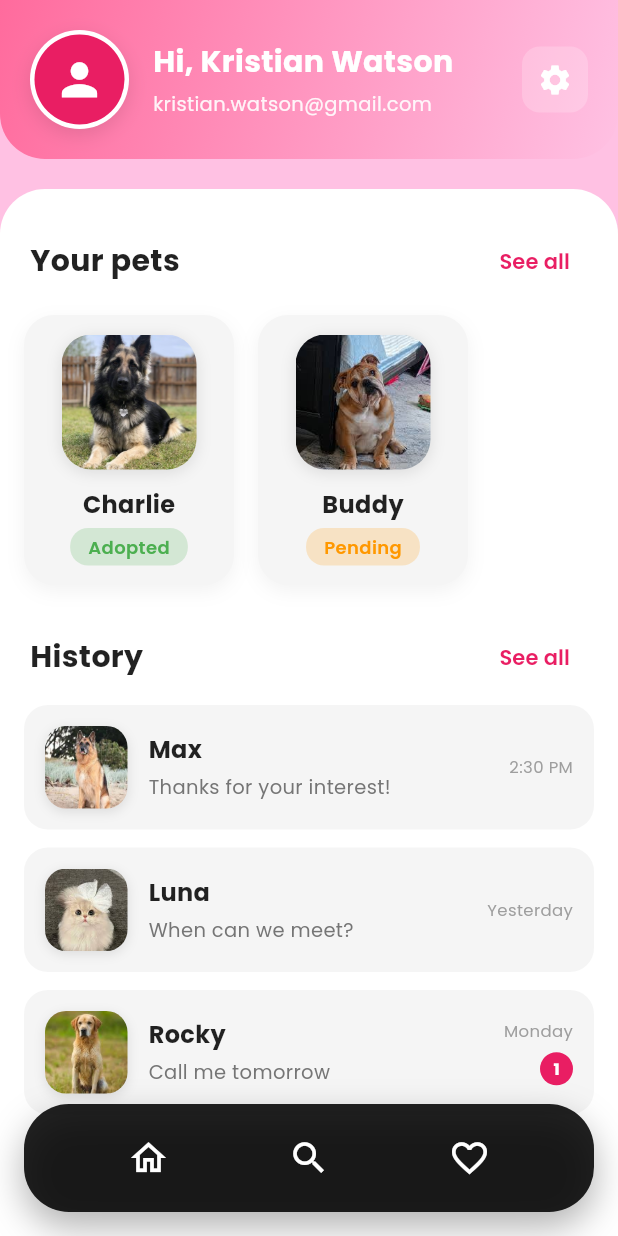
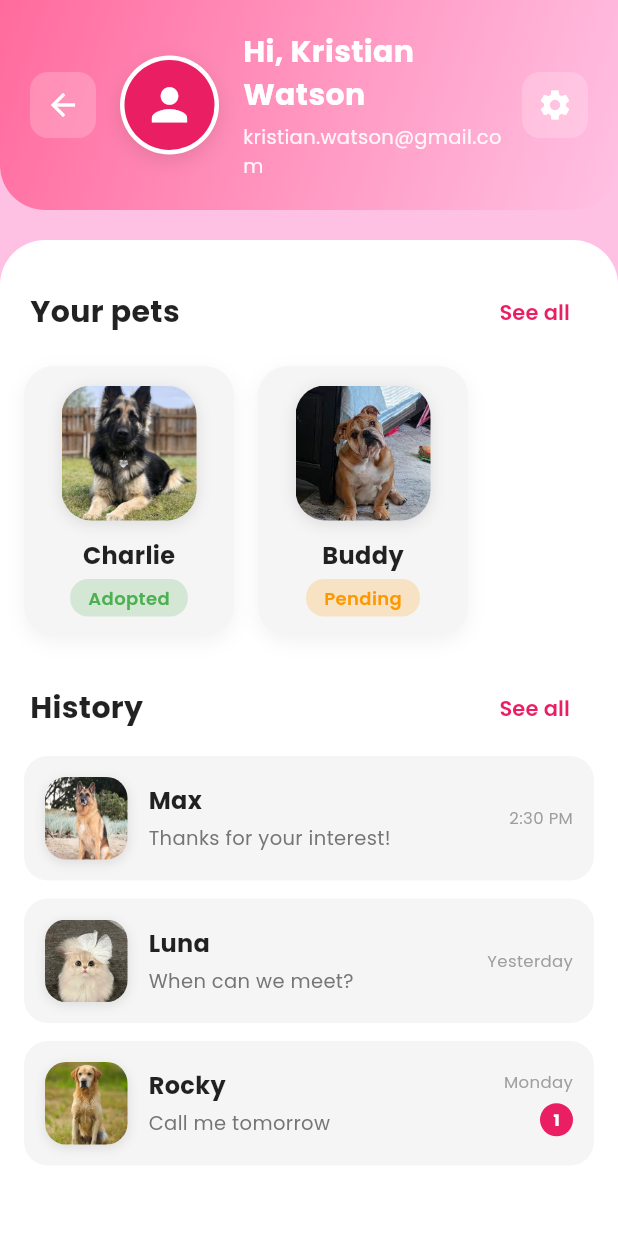
Before and after one commit to itshae43/Adoptly, a Flutter app: the DiscoverScreen screen opened directly, after a tap on the "person" icon, on a phone screen of 412 x 824 dp. Run offline on Flutter 3.47's test engine with Material 3 defaults, Android fonts, the phone set to English and light mode, and no system bars; our stand-ins replace google_fonts.

Commit message:
fix profile

```diff
--- a/lib/discover_screen.dart
+++ b/lib/discover_screen.dart
@@ -325,7 +325,7 @@ class _DiscoverScreenState extends State<DiscoverScreen> with TickerProviderStat
                   ),
                   GestureDetector(
                     onTap: () {
-                      Navigator.pushReplacement(
+                      Navigator.push(
                         context,
                         MaterialPageRoute(
                           builder: (context) => const ProfileScreen(),
--- a/lib/profile_screen.dart
+++ b/lib/profile_screen.dart
@@ -1,9 +1,6 @@
 import 'package:flutter/material.dart';
 import 'package:google_fonts/google_fonts.dart';
 import 'chat_screen.dart';
-import 'discover_screen.dart';
-import 'pet_selection_screen.dart';
-import 'liked_pets_screen.dart';
 
 class ProfileScreen extends StatelessWidget {
   const ProfileScreen({super.key});
@@ -77,6 +74,25 @@ class ProfileScreen extends StatelessWidget {
                     padding: const EdgeInsets.all(20.0),
                     child: Row(
                       children: [
+                        // Back Button
+                        GestureDetector(
+                          onTap: () {
+                            Navigator.pop(context);
+                          },
+                          child: Container(
+                            padding: const EdgeInsets.all(10),
+                            decoration: BoxDecoration(
+                              color: Colors.white.withOpacity(0.2),
+                              borderRadius: BorderRadius.circular(12),
+                            ),
+                            child: const Icon(
+                              Icons.arrow_back,
+                              color: Colors.white,
+                              size: 24,
+                            ),
+                          ),
+                        ),
+                        const SizedBox(width: 16),
                         // Profile Avatar
                         Container(
                           padding: const EdgeInsets.all(3),
@@ -454,66 +470,6 @@ class ProfileScreen extends StatelessWidget {
                 ),
               ],
             ),
-
-            // Bottom Navigation
-            Positioned(
-              left: 0,
-              right: 0,
-              bottom: 0,
-              child: Container(
-                margin: const EdgeInsets.all(16),
-                padding: const EdgeInsets.symmetric(vertical: 12),
-                decoration: BoxDecoration(
-                  color: Colors.black87,
-                  borderRadius: BorderRadius.circular(30),
-                  boxShadow: [
-                    BoxShadow(
-                      color: Colors.black.withOpacity(0.3),
-                      blurRadius: 20,
-                      offset: const Offset(0, 10),
-                    ),
-                  ],
-                ),
-                child: Row(
-                  mainAxisAlignment: MainAxisAlignment.spaceEvenly,
-                  children: [
-                    IconButton(
-                      onPressed: () {
-                        Navigator.pushReplacement(
-                          context,
-                          MaterialPageRoute(
-                            builder: (context) => const PetSelectionScreen(),
-                          ),
-                        );
-                      },
-                      icon: const Icon(Icons.home_outlined, color: Colors.white, size: 28),
-                    ),
-                    IconButton(
-                      onPressed: () {
-                        Navigator.pushReplacement(
-                          context,
-                          MaterialPageRoute(
-                            builder: (context) => const DiscoverScreen(petType: 'Dog'),
-                          ),
-                        );
-                      },
-                      icon: const Icon(Icons.search, color: Colors.white, size: 28),
-                    ),
-                    IconButton(
-                      onPressed: () {
-                        Navigator.pushReplacement(
-                          context,
-                          MaterialPageRoute(
-                            builder: (context) => const LikedPetsScreen(),
-                          ),
-                        );
-                      },
-                      icon: const Icon(Icons.favorite_outline, color: Colors.white, size: 28),
-                    ),
-                  ],
-                ),
-              ),
-            ),
           ],
         ),
       ),
```
Also changed, not shown: assets/images/Bailey_GoldenRetriever.png (added), assets/images/Cooper_Labrador.png (added), assets/images/Duke_Bulldog.png (added), assets/images/Rocky_GermanShepherd.png (added), assets/images/Zeus_Beagle.png (added).
